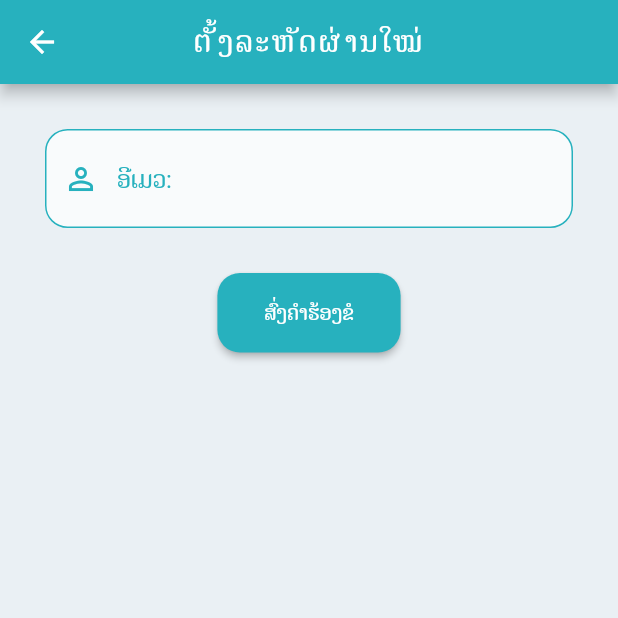
After one commit to GooGodZ/Final-Flutter-Project, a Flutter app: the screen it shows after launch, after a tap on "ລືມລະຫັດຜ່ານ?", on a phone screen of 412 x 824 dp, the top half of it. The commit adds this screen. Run offline on Flutter 3.47's test engine with Material 2 defaults, Android fonts, the phone set to English and light mode, and no system bars; our stand-ins replace cloud_firestore, firebase_auth, firebase_core; accounts and stored records are empty.

Commit message:
Start Git

```diff
--- a/lib/screens/authenticate.dart
+++ b/lib/screens/authenticate.dart
@@ -1,6 +1,7 @@
 import 'package:firebase_auth/firebase_auth.dart';
 import 'package:firebase_core/firebase_core.dart';
 import 'package:flutter/material.dart';
+import 'package:travel_in_laos/screens/resetpassword.dart';
 import 'package:travel_in_laos/utility/dialog.dart';
 import 'package:travel_in_laos/utility/my_style.dart';
 
@@ -162,6 +163,20 @@ class _AuthenticateState extends State<Authenticate> {
     );
   }
 
+  Container buildResetPassword() {
+    return Container(
+      margin: EdgeInsets.fromLTRB(5.0, 20.0, 5.0, 15.0),
+      child: TextButton(
+        onPressed: () {
+          Navigator.of(context).push(
+            MaterialPageRoute(builder: (context) => ResetPassword()),
+          );
+        },
+        child: MyStyle().textDark('ລືມລະຫັດຜ່ານ?'),
+      ),
+    );
+  }
+
   Future<Null> loginAuthenticate() async {
     await Firebase.initializeApp().then((value) async {
       await FirebaseAuth.instance
@@ -189,6 +204,7 @@ class _AuthenticateState extends State<Authenticate> {
                 buildEmail(),
                 buildPassword(),
                 buildRowRegisterLogin(),
+                buildResetPassword(),
               ],
             ),
           ),
--- /dev/null
+++ b/lib/screens/resetpassword.dart
@@ -0,0 +1,92 @@
+import 'package:firebase_auth/firebase_auth.dart';
+import 'package:flutter/material.dart';
+import 'package:travel_in_laos/utility/my_style.dart';
+
+class ResetPassword extends StatefulWidget {
+  @override
+  _ResetPasswordState createState() => _ResetPasswordState();
+}
+
+class _ResetPasswordState extends State<ResetPassword> {
+  double widths, heights;
+  String email;
+  final auth = FirebaseAuth.instance;
+
+  Container buildEmail() {
+    return Container(
+      decoration: BoxDecoration(
+        color: Colors.white70,
+        borderRadius: BorderRadius.circular(15.0),
+      ),
+      margin: EdgeInsets.all(30.0),
+      child: TextField(
+        keyboardType: TextInputType.emailAddress,
+        onChanged: (value) {
+          setState(() {
+            email = value;
+          });
+        },
+        style: TextStyle(color: MyStyle().darkColor),
+        decoration: InputDecoration(
+          hintStyle: TextStyle(color: MyStyle().darkColor),
+          hintText: 'ອີເມວ:',
+          prefixIcon: Icon(
+            Icons.perm_identity,
+            color: MyStyle().darkColor,
+          ),
+          enabledBorder: OutlineInputBorder(
+            borderRadius: BorderRadius.circular(15.0),
+            borderSide: BorderSide(color: MyStyle().darkColor),
+          ),
+          focusedBorder: OutlineInputBorder(
+            borderRadius: BorderRadius.circular(15.0),
+            borderSide: BorderSide(color: MyStyle().primaryColor),
+          ),
+        ),
+      ),
+    );
+  }
+
+  Container buildLogin() {
+    return Container(
+      child: ElevatedButton(
+        onPressed: () {
+          auth.sendPasswordResetEmail(email: email);
+          Navigator.of(context).pop();
+        },
+        child: Padding(
+          padding: EdgeInsets.all(15.0),
+          child: Text('ສົ່ງຄຳຮ້ອງຂໍ'),
+        ),
+        style: ElevatedButton.styleFrom(
+          primary: MyStyle().darkColor,
+          shape: RoundedRectangleBorder(
+            borderRadius: BorderRadius.circular(15.0),
+          ),
+        ),
+      ),
+    );
+  }
+
+  @override
+  Widget build(BuildContext context) {
+    return Scaffold(
+      backgroundColor: MyStyle().lightColor,
+      appBar: AppBar(
+        backgroundColor: MyStyle().darkColor,
+        title: MyStyle().textWhite('ຕັ້ງລະຫັດຜ່ານໃໝ່'),
+        centerTitle: true,
+      ),
+      body: Center(
+        child: Container(
+          child: Column(
+            children: [
+              buildEmail(),
+              buildLogin(),
+            ],
+          ),
+        ),
+      ),
+    );
+  }
+}
```
Also changed, not shown: 1 other file.
